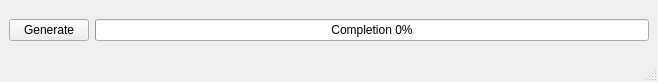
First picture: the form in freecad/chronoConcrete/gui/ui/generation.ui, repository Concrete-Chrono-Development/chrono-preprocessor, before the edit.
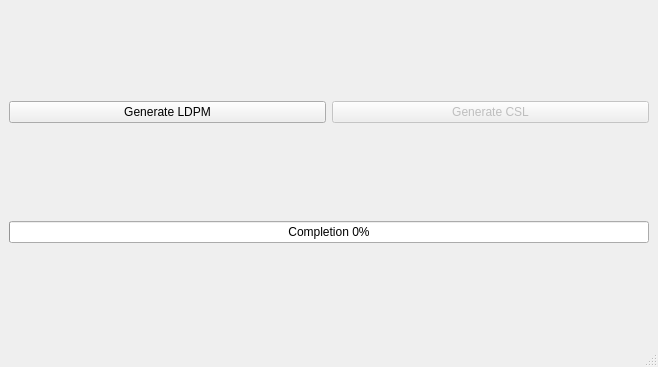
Second picture: the form after the edit.

```diff
--- a/freecad/chronoConcrete/gui/ui/generation.ui
+++ b/freecad/chronoConcrete/gui/ui/generation.ui
@@ -7,7 +7,7 @@
     <x>0</x>
     <y>0</y>
     <width>658</width>
-    <height>82</height>
+    <height>367</height>
    </rect>
   </property>
   <property name="sizePolicy">
@@ -38,19 +38,19 @@
       <item>
        <widget class="QPushButton" name="pushButton">
         <property name="sizePolicy">
-         <sizepolicy hsizetype="Fixed" vsizetype="Fixed">
+         <sizepolicy hsizetype="Preferred" vsizetype="Fixed">
           <horstretch>0</horstretch>
           <verstretch>0</verstretch>
          </sizepolicy>
         </property>
         <property name="minimumSize">
          <size>
-          <width>75</width>
+          <width>100</width>
           <height>20</height>
          </size>
         </property>
         <property name="text">
-         <string>Generate</string>
+         <string>Generate LDPM</string>
         </property>
         <property name="autoDefault">
          <bool>false</bool>
@@ -58,6 +58,33 @@
        </widget>
       </item>
       <item>
+       <widget class="QPushButton" name="generateCSL">
+        <property name="enabled">
+         <bool>false</bool>
+        </property>
+        <property name="sizePolicy">
+         <sizepolicy hsizetype="Preferred" vsizetype="Fixed">
+          <horstretch>0</horstretch>
+          <verstretch>0</verstretch>
+         </sizepolicy>
+        </property>
+        <property name="minimumSize">
+         <size>
+          <width>100</width>
+          <height>20</height>
+         </size>
+        </property>
+        <property name="text">
+         <string>Generate CSL</string>
+        </property>
+        <property name="autoDefault">
+         <bool>false</bool>
+        </property>
+       </widget>
+      </item>
+     </layout>
+    </item>
+    <item row="1" column="0">
        <widget class="QProgressBar" name="progressBar">
         <property name="sizePolicy">
          <sizepolicy hsizetype="Expanding" vsizetype="Fixed">
@@ -81,8 +108,6 @@
          <string>Completion %p%</string>
         </property>
        </widget>
-      </item>
-     </layout>
     </item>
    </layout>
   </widget>
```
Left out of the diff: 2 changed lines with no effect on the pictures. Lines whose indentation alone changed are shown as unchanged.
